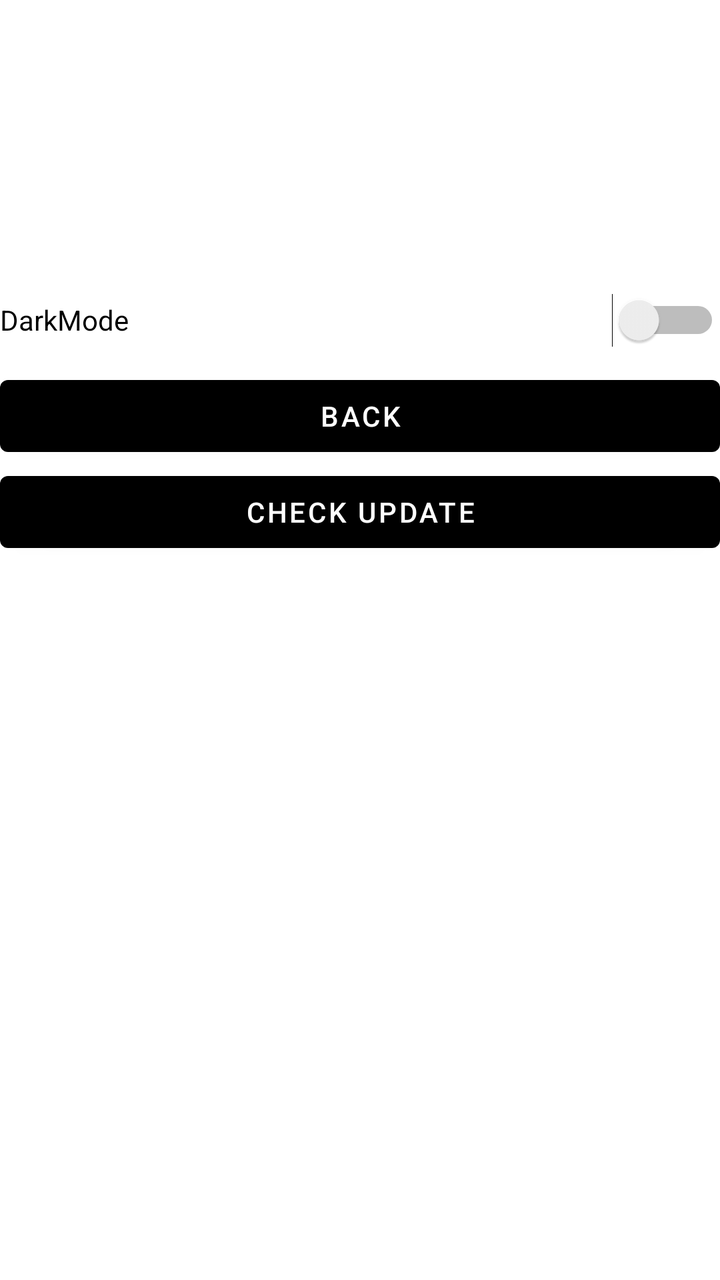
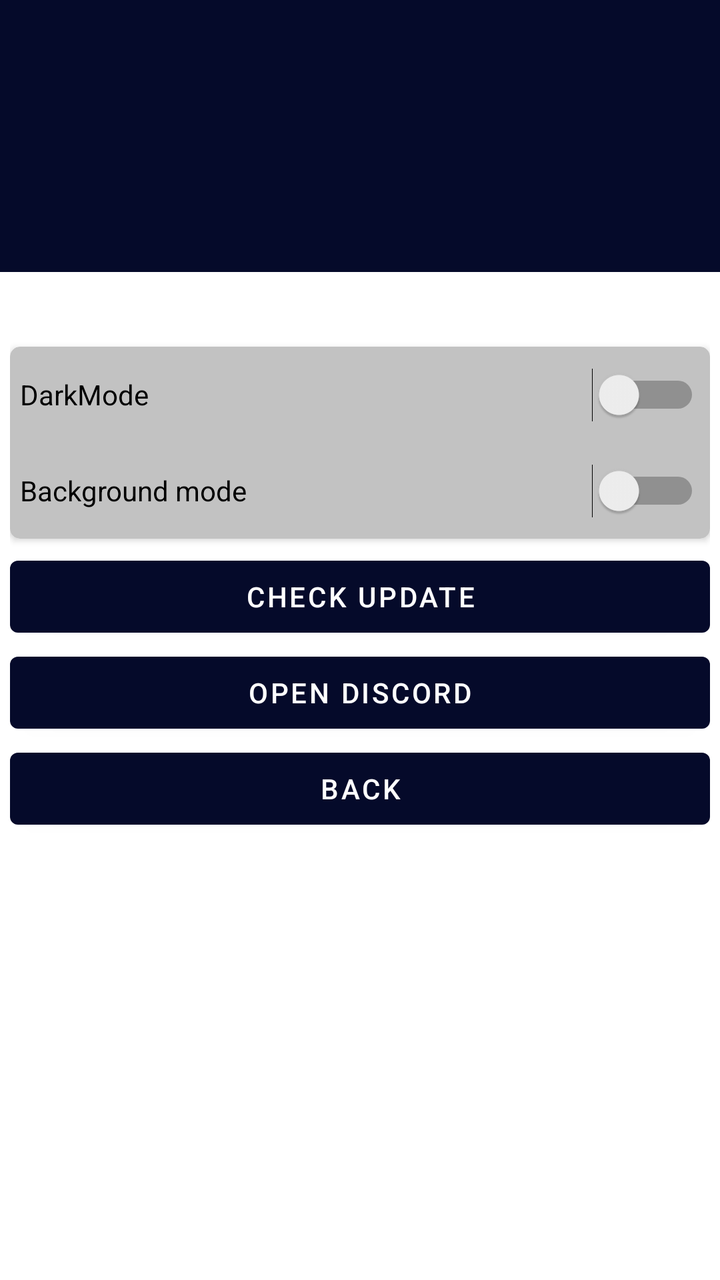

Before-and-after screenshots of an Android layout around one commit, followed by the original layout XML and the change that was made.
<!-- AndroidManifest.xml: application theme Theme.Webtube -->
<!-- res/layout/activity_settings.xml -->
<?xml version="1.0" encoding="utf-8"?>
<androidx.coordinatorlayout.widget.CoordinatorLayout
    xmlns:android="http://schemas.android.com/apk/res/android"
    xmlns:app="http://schemas.android.com/apk/res-auto"
    xmlns:tools="http://schemas.android.com/tools"
    android:layout_width="match_parent"
    android:layout_height="match_parent"
    tools:context=".Settings">

    <LinearLayout
        android:layout_width="match_parent"
        android:layout_height="match_parent"
        android:orientation="vertical">

        <ImageView
            android:id="@+id/imageView"
            android:layout_width="match_parent"
            android:layout_height="136dp"
            app:srcCompat="@mipmap/ic_launcher" />

        <Switch
            android:id="@+id/darkswitch"
            android:layout_width="match_parent"
            android:layout_height="wrap_content"
            android:minHeight="48dp"
            android:text="DarkMode" />

        <Button
            android:id="@+id/button_back"
            android:layout_width="match_parent"
            android:layout_height="wrap_content"
            android:text="Back" />

        <Button
            android:id="@+id/checkUpdate"
            android:layout_width="match_parent"
            android:layout_height="wrap_content"
            android:text="Check Update" />

    </LinearLayout>


</androidx.coordinatorlayout.widget.CoordinatorLayout>
<!-- resources referenced by this layout -->
<resources>
  <!-- mipmap ic_launcher (mipmap-anydpi-v26) -->
  <?xml version="1.0" encoding="utf-8"?>
  <adaptive-icon xmlns:android="http://schemas.android.com/apk/res/android">
      <background android:drawable="@drawable/ic_launcher_background"/>
      <foreground android:drawable="@mipmap/ic_launcher_foreground"/>
  </adaptive-icon>
  <style name="Theme.Webtube" parent="Theme.MaterialComponents.DayNight.NoActionBar">
          <item name="android:windowNoTitle">true</item>
          <item name="android:windowContentOverlay">@null</item>
          
          <item name="colorPrimary">@color/black</item>
          <item name="colorPrimaryVariant">#100033</item>
          <item name="colorOnPrimary">@color/white</item>
          
          <item name="colorSecondary">@color/teal_200</item>
          <item name="colorSecondaryVariant">@color/teal_700</item>
          <item name="colorOnSecondary">@color/black</item>
      </style>
  <!-- drawable ic_launcher_background: vector/xml drawable (drawable, 4866 chars, omitted) -->
  <color name="black">#FF000000</color>
  <color name="white">#FFFFFFFF</color>
  <color name="teal_200">#FF03DAC5</color>
  <color name="teal_700">#FF018786</color>
</resources>

<!-- the commit's change to res/layout/activity_settings.xml (unified diff, before → after) -->
@@ -16,26 +16,81 @@
             android:id="@+id/imageView"
             android:layout_width="match_parent"
             android:layout_height="136dp"
-            app:srcCompat="@mipmap/ic_launcher" />
+            android:background="#050A2A"
+            app:srcCompat="@mipmap/ic_launcher"
+            android:contentDescription="@string/todo" />
 
-        <Switch
-            android:id="@+id/darkswitch"
+        <LinearLayout
+            android:id="@+id/settings"
             android:layout_width="match_parent"
-            android:layout_height="wrap_content"
-            android:minHeight="48dp"
-            android:text="DarkMode" />
+            android:layout_height="match_parent"
+            android:orientation="vertical"
+            android:paddingStart="5dp"
+            android:paddingEnd="5dp">
 
-        <Button
-            android:id="@+id/button_back"
-            android:layout_width="match_parent"
-            android:layout_height="wrap_content"
-            android:text="Back" />
+            <TextView
+                android:id="@+id/info"
+                android:layout_width="match_parent"
+                android:layout_height="wrap_content"
+                android:textAlignment="center"
+                android:textSize="24sp" />
 
-        <Button
-            android:id="@+id/checkUpdate"
-            android:layout_width="match_parent"
-            android:layout_height="wrap_content"
-            android:text="Check Update" />
+            <androidx.cardview.widget.CardView
+                android:layout_width="match_parent"
+                android:layout_height="wrap_content"
+                android:layout_marginTop="5dp"
+                android:layout_marginBottom="5dp"
+                android:paddingLeft="5dp"
+                android:paddingRight="5dp"
+                app:cardBackgroundColor="@color/gray"
+                app:cardCornerRadius="5dp"
+                app:contentPaddingLeft="5dp"
+                app:contentPaddingRight="5dp">
+
+                <LinearLayout
+                    android:layout_width="match_parent"
+                    android:layout_height="match_parent"
+                    android:orientation="vertical">
+
+                    <Switch
+                        android:id="@+id/darkswitch"
+                        android:layout_width="match_parent"
+                        android:layout_height="wrap_content"
+                        android:minHeight="48dp"
+                        android:text="@string/darkmode"
+                        tools:ignore="UseSwitchCompatOrMaterialXml" />
+
+                    <Switch
+                        android:id="@+id/backgroundswitch"
+                        android:layout_width="match_parent"
+                        android:layout_height="wrap_content"
+                        android:minHeight="48dp"
+                        android:text="@string/background_mode"
+                        tools:ignore="UseSwitchCompatOrMaterialXml" />
+                </LinearLayout>
+
+            </androidx.cardview.widget.CardView>
+
+            <Button
+                android:id="@+id/checkUpdate"
+                android:layout_width="match_parent"
+                android:layout_height="wrap_content"
+                android:text="@string/check_update"
+            />
+
+            <Button
+                android:id="@+id/openDiscord"
+                android:layout_width="match_parent"
+                android:layout_height="wrap_content"
+                android:text="@string/open_discord" />
+
+            <Button
+                android:id="@+id/button_back"
+                android:layout_width="match_parent"
+                android:layout_height="wrap_content"
+                android:text="@string/back" />
+
+        </LinearLayout>
 
     </LinearLayout>
 
<!-- resource entries referenced after the edit -->
@@ -1,16 +1,23 @@
 <!-- resources referenced by this layout -->
 <resources>
+  <color name="gray">#C2C2C2</color>
   <!-- mipmap ic_launcher (mipmap-anydpi-v26) -->
   <?xml version="1.0" encoding="utf-8"?>
   <adaptive-icon xmlns:android="http://schemas.android.com/apk/res/android">
       <background android:drawable="@drawable/ic_launcher_background"/>
       <foreground android:drawable="@mipmap/ic_launcher_foreground"/>
   </adaptive-icon>
+  <string name="back">Back</string>
+  <string name="background_mode">Background mode</string>
+  <string name="check_update">Check Update</string>
+  <string name="darkmode">DarkMode</string>
+  <string name="open_discord">Open Discord</string>
+  <string name="todo">TODO</string>
   <style name="Theme.Webtube" parent="Theme.MaterialComponents.DayNight.NoActionBar">
           <item name="android:windowNoTitle">true</item>
           <item name="android:windowContentOverlay">@null</item>
           
-          <item name="colorPrimary">@color/black</item>
+          <item name="colorPrimary">#050A2A</item>
           <item name="colorPrimaryVariant">#100033</item>
           <item name="colorOnPrimary">@color/white</item>
           
